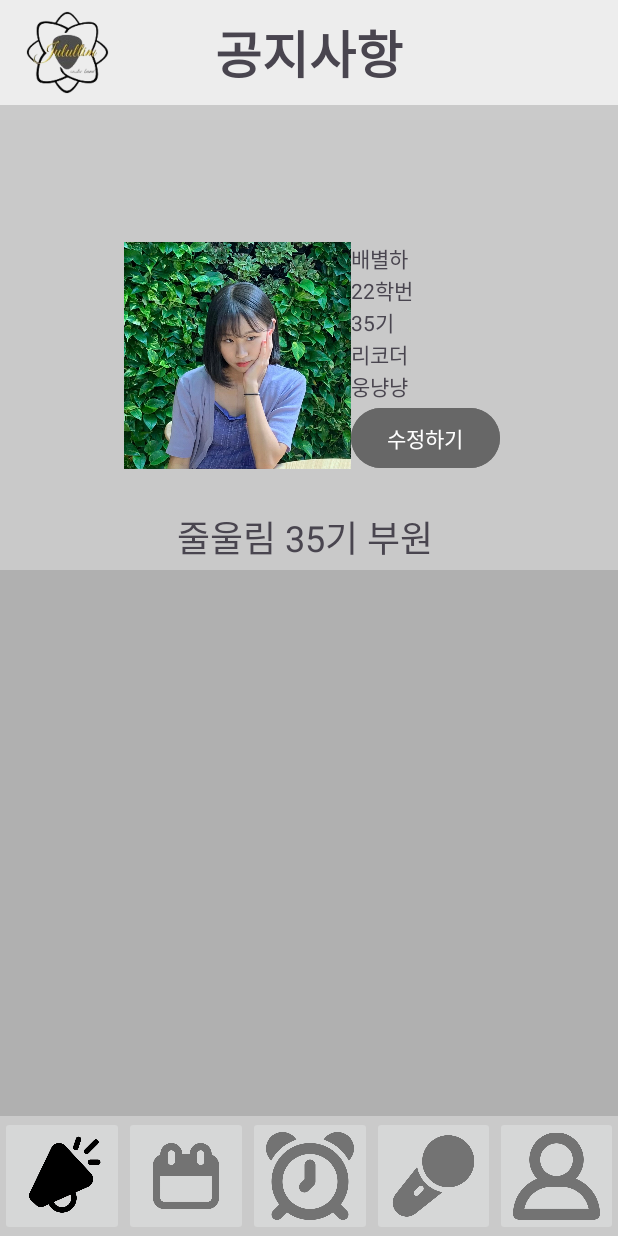
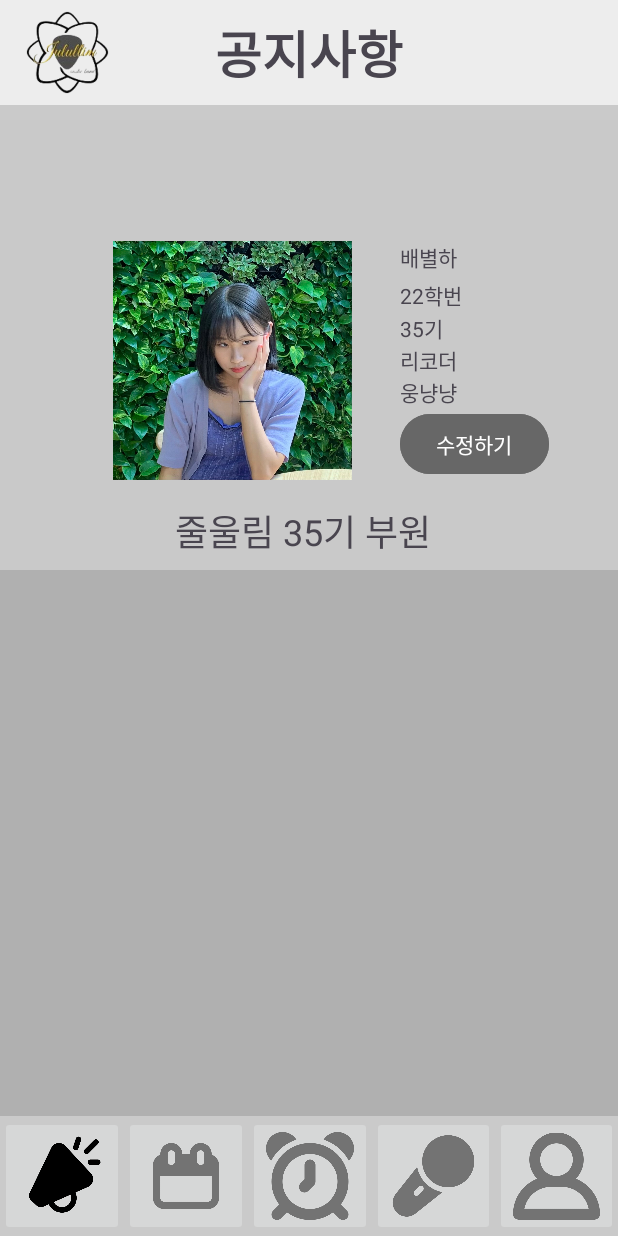
Before and after one commit to Haro5970/Jul_Allim, an Android app: the fragment ProfileFragment placed in its activity, on a phone screen of 412 x 824 dp. Run offline under Robolectric (Android 15) with nearby library versions, the phone set to English and light mode, and no system bars; our stand-ins replace Firebase (no records; nobody signed in at launch, a user with empty details on screens opened directly); 2 statements that could not run were skipped.

Commit message:
별하동아리원

```diff
--- a/app/src/main/java/com/example/jul_allim/ProfileFragment.kt
+++ b/app/src/main/java/com/example/jul_allim/ProfileFragment.kt
@@ -5,41 +5,53 @@ import androidx.fragment.app.Fragment
 import android.view.LayoutInflater
 import android.view.View
 import android.view.ViewGroup
+import androidx.lifecycle.Observer
+import androidx.lifecycle.ViewModelProvider
+import androidx.recyclerview.widget.LinearLayoutManager
+import com.example.jul_allim.databinding.FragmentProfileBinding
+import com.example.jul_allim.viewmodel.StudentVM
+
+class ProfileFragment : Fragment() {
+
+    //어댑터 선언
+    private lateinit var adapter: StudentsAdapter
+    private val viewModel by lazy { ViewModelProvider(this).get(StudentVM::class.java) }
 
 
-private const val ARG_PARAM1 = "param1"
-private const val ARG_PARAM2 = "param2"
-
-class ProfileFragment : Fragment() {
-    // TODO: Rename and change types of parameters
-    private var param1: String? = null
-    private var param2: String? = null
 
     override fun onCreate(savedInstanceState: Bundle?) {
         super.onCreate(savedInstanceState)
-        arguments?.let {
-            param1 = it.getString(ARG_PARAM1)
-            param2 = it.getString(ARG_PARAM2)
-        }
+
     }
-
     override fun onCreateView(
         inflater: LayoutInflater, container: ViewGroup?,
         savedInstanceState: Bundle?
     ): View? {
-        // Inflate the layout for this fragment
-        return inflater.inflate(R.layout.fragment_profile, container, false)
+        val binding = FragmentProfileBinding.inflate(inflater, container, false)
+        context?.let {
+            adapter = StudentsAdapter()
+        }
+
+        // 리사이클러뷰 레이아웃매니저, 어댑터 설정
+        binding.recStudents.layoutManager = LinearLayoutManager(context)
+        binding.recStudents.adapter = adapter
+
+        //데이터 반영
+        observeData()
+
+        //수정하기
+        binding.editbutton.setOnClickListener {
+            MainActivity.getInstance()
+                ?.setMainFragment(ProfileEditFragment(), "회원 정보 수정")
+        }
+
+        return binding.root
     }
 
-    companion object {
-
-        @JvmStatic
-        fun newInstance(param1: String, param2: String) =
-            ProfileFragment().apply {
-                arguments = Bundle().apply {
-                    putString(ARG_PARAM1, param1)
-                    putString(ARG_PARAM2, param2)
-                }
-            }
+    private fun observeData() {
+        viewModel.fetchData().observe(viewLifecycleOwner, Observer {
+            adapter.setListData(it)
+            adapter.notifyDataSetChanged()
+        })
     }
 }
--- /dev/null
+++ b/app/src/main/java/com/example/jul_allim/repository/StudentRepo.kt
@@ -0,0 +1,49 @@
+package com.example.jul_allim.repository
+
+import androidx.lifecycle.LiveData
+import androidx.lifecycle.MutableLiveData
+import com.example.jul_allim.Student
+import com.google.firebase.Firebase
+import com.google.firebase.database.DataSnapshot
+import com.google.firebase.database.DatabaseError
+import com.google.firebase.database.ValueEventListener
+import com.google.firebase.database.database
+
+class StudentRepo {
+
+    //livedata 반환
+    fun getData():LiveData<MutableList<Student>> {
+       val mutableData = MutableLiveData<MutableList<Student>> ()
+        val database = Firebase.database
+        val myRef = database.getReference("Student")
+
+        // 데이터 변경
+        myRef.addValueEventListener(object : ValueEventListener{
+            val listData: MutableList<Student> = mutableListOf<Student>()
+
+            override fun onDataChange(snapshot: DataSnapshot) {
+                if (snapshot.exists()){
+                    for (userSnapshot in snapshot.children){
+                        val getData = userSnapshot.getValue(Student::class.java)
+                        //리스트에 추가
+                        listData.add(getData!!)
+
+                        // MutableLiveData에 현재 리스트 값을 설정하여 Observer에 통지
+                        mutableData.value = listData
+                    }
+                }
+            }
+
+            //에러발생시
+            override fun onCancelled(error: DatabaseError) {
+                TODO("Not yet implemented")
+            }
+
+        })
+
+        return mutableData
+
+
+
+    }
+}
--- /dev/null
+++ b/app/src/main/java/com/example/jul_allim/viewmodel/StudentVM.kt
@@ -0,0 +1,22 @@
+package com.example.jul_allim.viewmodel
+
+import androidx.lifecycle.LiveData
+import androidx.lifecycle.MutableLiveData
+import androidx.lifecycle.ViewModel
+import com.example.jul_allim.Student
+import com.example.jul_allim.repository.StudentRepo
+
+class StudentVM : ViewModel() {
+
+    //레포지토리 객체 생성
+    private val repo = StudentRepo()
+    //livedata 반환
+    fun fetchData():LiveData<MutableList<Student>> {
+        val mutableData = MutableLiveData<MutableList<Student>>()
+        repo.getData().observeForever {
+            mutableData.value = it
+        }
+
+        return mutableData
+    }
+}
--- a/app/src/main/res/layout/fragment_profile.xml
+++ b/app/src/main/res/layout/fragment_profile.xml
@@ -33,15 +33,21 @@
             app:cardCornerRadius="100dp"
             app:cardElevation="0dp" />
 
+
         <ImageView
             android:id="@+id/imageView14"
-            android:layout_width="match_parent"
-            android:layout_height="151dp"
+            android:layout_width="210dp"
+            android:layout_height="match_parent"
             android:adjustViewBounds="true"
-            android:background="@drawable/item_background"
             android:scaleType="fitCenter"
             android:src="@drawable/profile" />
 
+        <TextView
+            android:id="@+id/blank"
+            android:layout_width="wrap_content"
+            android:layout_height="wrap_content"
+            android:layout_weight="1"
+            android:text="  " />
 
         <LinearLayout
             android:layout_width="wrap_content"
@@ -51,15 +57,15 @@
             android:scrollbarStyle="insideInset">
 
             <TextView
-                android:id="@+id/textView23"
+                android:id="@+id/txtname"
                 android:layout_width="match_parent"
-                android:layout_height="wrap_content"
+                android:layout_height="25dp"
                 android:text="배별하" />
 
             <TextView
-                android:id="@+id/textView24"
+                android:id="@+id/txtnum"
                 android:layout_width="match_parent"
-                android:layout_height="wrap_content"
+                android:layout_height="22dp"
                 android:text="22학번" />
 
             <TextView
@@ -69,19 +75,19 @@
                 android:text="35기" />
 
             <TextView
-                android:id="@+id/textView26"
+                android:id="@+id/txtss"
                 android:layout_width="match_parent"
                 android:layout_height="wrap_content"
                 android:text="리코더" />
 
             <TextView
-                android:id="@+id/textView27"
+                android:id="@+id/txtline"
                 android:layout_width="match_parent"
                 android:layout_height="wrap_content"
                 android:text="웅냥냥" />
 
             <Button
-                android:id="@+id/button"
+                android:id="@+id/editbutton"
                 android:layout_width="match_parent"
                 android:layout_height="wrap_content"
                 android:backgroundTint="#676767"
@@ -93,6 +99,7 @@
     </LinearLayout>
 
     <androidx.recyclerview.widget.RecyclerView
+        android:id="@+id/rec_students"
         android:layout_width="match_parent"
         android:layout_height="match_parent"
         android:layout_marginTop="300dp"
@@ -109,10 +116,11 @@
         android:id="@+id/textView"
         android:layout_width="wrap_content"
         android:layout_height="wrap_content"
-        android:layout_marginTop="24dp"
+        android:layout_marginTop="16dp"
         android:text="줄울림 35기 부원 "
         android:textSize="24sp"
         app:layout_constraintEnd_toEndOf="parent"
+        app:layout_constraintHorizontal_bias="0.497"
         app:layout_constraintStart_toStartOf="parent"
         app:layout_constraintTop_toBottomOf="@+id/linearLayout3" />
 </androidx.constraintlayout.widget.ConstraintLayout>
```
Also changed, not shown: app/src/main/java/com/example/jul_allim/ProfileEditFragment.kt (added, +44 -0 lines), app/src/main/java/com/example/jul_allim/Student.kt.kt (added, +16 -0 lines), app/src/main/java/com/example/jul_allim/StudentsAdapter.kt (added, +34 -0 lines), app/src/main/res/layout/fragment_profile_edit.xml (added, +69 -0 lines), app/src/main/res/layout/list_students.xml (added, +75 -0 lines), app/src/main/res/drawable/female.png (added), app/src/main/res/drawable/male.png (added).
